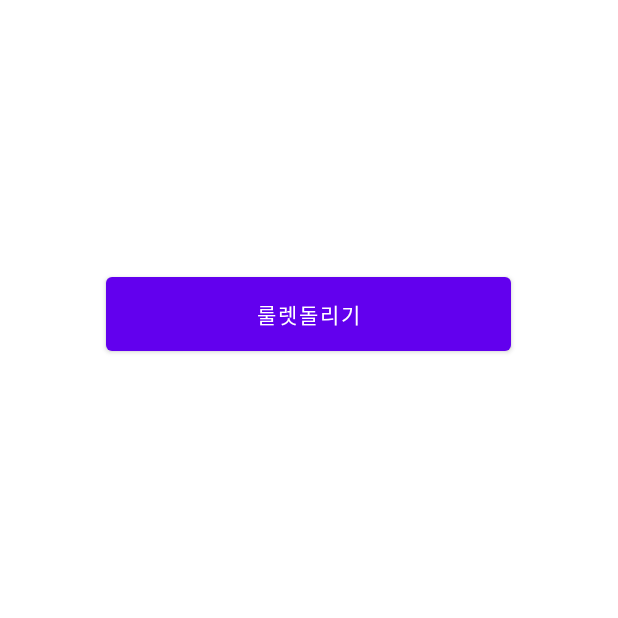
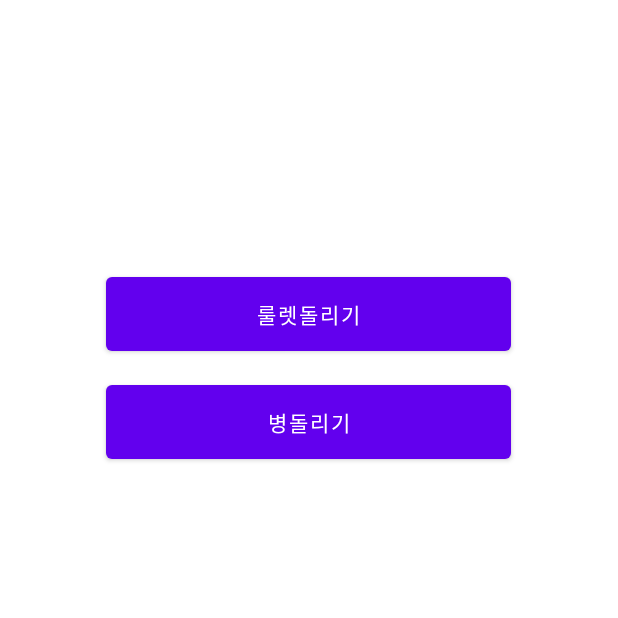
Before and after one commit to onepinepollen/Capstone_Design_01, an Android app: the minigameMain screen opened directly, with no data from a screen before it, on a phone screen of 412 x 824 dp, the top half of it. Run offline under Robolectric (Android 15) with nearby library versions, the phone set to English and light mode, and no system bars.

Commit message:
미니게임 02

```diff
--- a/app/src/main/AndroidManifest.xml
+++ b/app/src/main/AndroidManifest.xml
@@ -29,10 +29,13 @@
             android:screenOrientation="portrait">
         </activity>
         <activity
+            android:name=".minigameMain">
+        </activity>
+        <activity
             android:name=".minigame01">
         </activity>
         <activity
-            android:name=".minigameMain">
+            android:name=".minigame02">
         </activity>
     </application>
 
--- a/app/src/main/java/com/example/more_close/minigameMain.java
+++ b/app/src/main/java/com/example/more_close/minigameMain.java
@@ -12,9 +12,10 @@ public class minigameMain extends AppCompatActivity{
         super.onCreate(savedInstanceState);
         setContentView(R.layout.minigame_main);
 
-        Button button = findViewById(R.id.rouletteButton);
+        Button roulettebutton = findViewById(R.id.rouletteButton);
+        Button bottlebutton = findViewById(R.id.bottleButton);
 
-        button.setOnClickListener(new View.OnClickListener() {
+        roulettebutton.setOnClickListener(new View.OnClickListener() {
             @Override
             public void onClick(View view) {
                 //화면전환
@@ -22,5 +23,14 @@ public class minigameMain extends AppCompatActivity{
                 startActivity(intent);
             }
         });
+
+        bottlebutton.setOnClickListener(new View.OnClickListener() {
+            @Override
+            public void onClick(View view) {
+                //화면전환
+                Intent intent = new Intent(minigameMain.this, minigame02.class);
+                startActivity(intent);
+            }
+        });
     }
 }
--- a/app/src/main/res/layout/minigame_main.xml
+++ b/app/src/main/res/layout/minigame_main.xml
@@ -17,4 +17,15 @@
         app:layout_constraintHorizontal_bias="0.496"
         app:layout_constraintStart_toStartOf="parent" />
 
+    <Button
+        android:id="@+id/bottleButton"
+        android:layout_width="270dp"
+        android:layout_height="61dp"
+        android:layout_marginBottom="512dp"
+        android:text="병돌리기"
+        app:layout_constraintBottom_toBottomOf="parent"
+        app:layout_constraintEnd_toEndOf="parent"
+        app:layout_constraintHorizontal_bias="0.496"
+        app:layout_constraintStart_toStartOf="parent" />
+
 </androidx.constraintlayout.widget.ConstraintLayout>
```
Also changed, not shown: app/src/main/java/com/example/more_close/minigame02.java (added, +44 -0 lines), app/src/main/res/layout/minigame02.xml (added, +35 -0 lines), app/src/main/res/drawable/bottle.jpg (added).
